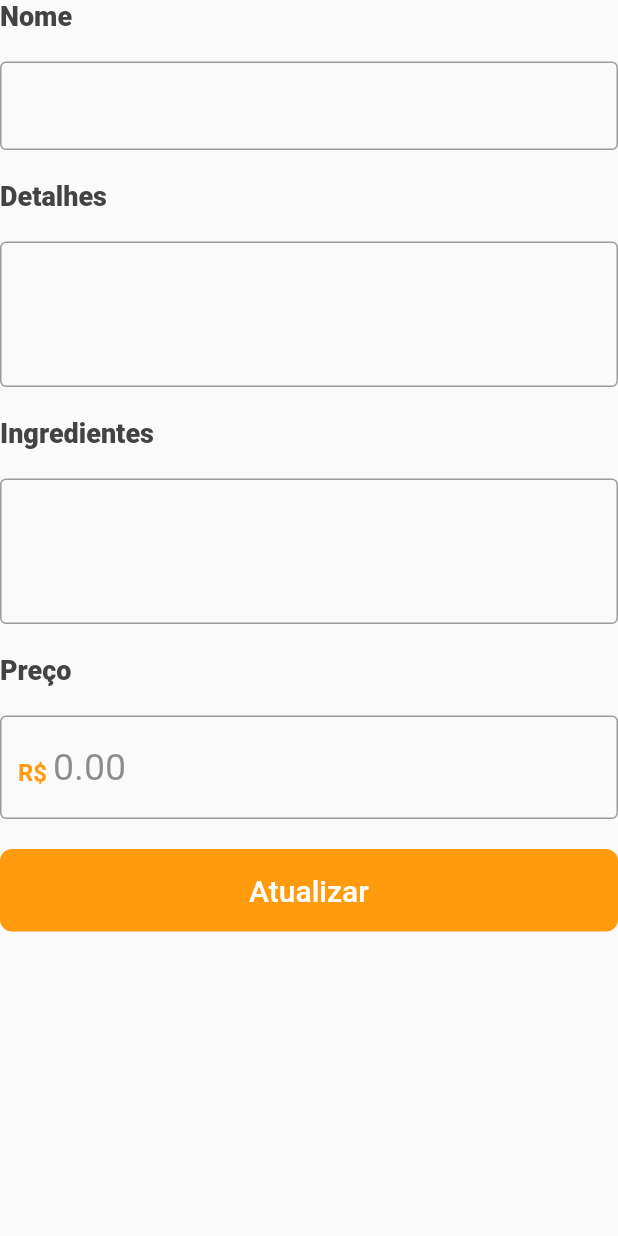
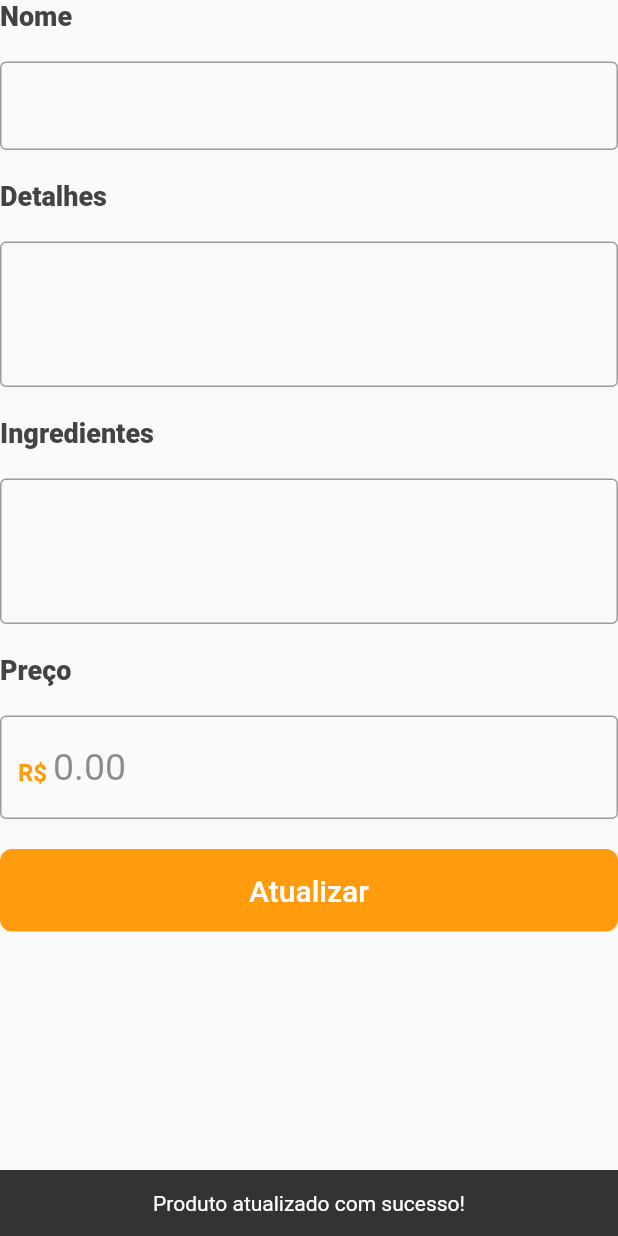
Before and after one commit to leojgpereira/pato-burguer-adm, a Flutter app: the FormularioAlteracaoProduto widget shown alone on an empty page, opened directly with empty values, after a tap on "Atualizar", on a phone screen of 412 x 824 dp. Run offline on Flutter 3.47's test engine with Material 2 defaults, Android fonts, the phone set to English and light mode, and no system bars; our stand-ins replace firebase_auth, firebase_core; accounts and stored records are empty.

Commit message:
Implementa a função que lida com a alteração das informações de um produto no servidor

```diff
--- a/lib/screens/tela_alterar_produto.dart
+++ b/lib/screens/tela_alterar_produto.dart
@@ -230,7 +230,28 @@ class FormularioAlteracaoProduto extends StatelessWidget {
   }
 
   Future<void> _atualizaProduto(BuildContext context) async {
-    print("Atualizar");
+    late String feedbackMessage;
+
+    await produtos.doc(produto.documentId).update({
+      'nome': _nomeProduto!.text,
+      'detalhes': _detalhesProduto!.text,
+      'ingredientes': _ingredientesProduto!.text,
+      'preco': double.tryParse(_precoProduto!.text),
+    }).then((value) {
+      feedbackMessage = "Produto atualizado com sucesso!";
+    }).catchError((error) {
+      feedbackMessage = "Erro ao atualizar produto!";
+    });
+
+    ScaffoldMessenger.of(context).showSnackBar(
+      SnackBar(
+        content: Text(
+          feedbackMessage,
+          textAlign: TextAlign.center,
+        ),
+        duration: Duration(seconds: 5),
+      ),
+    );
   }
 }
 
```
